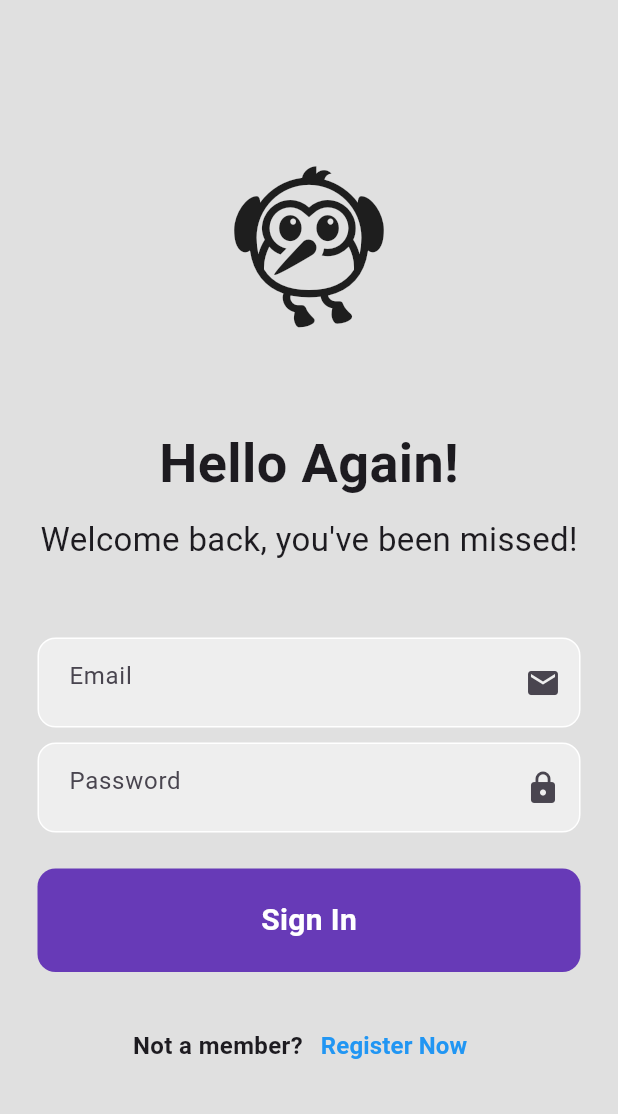
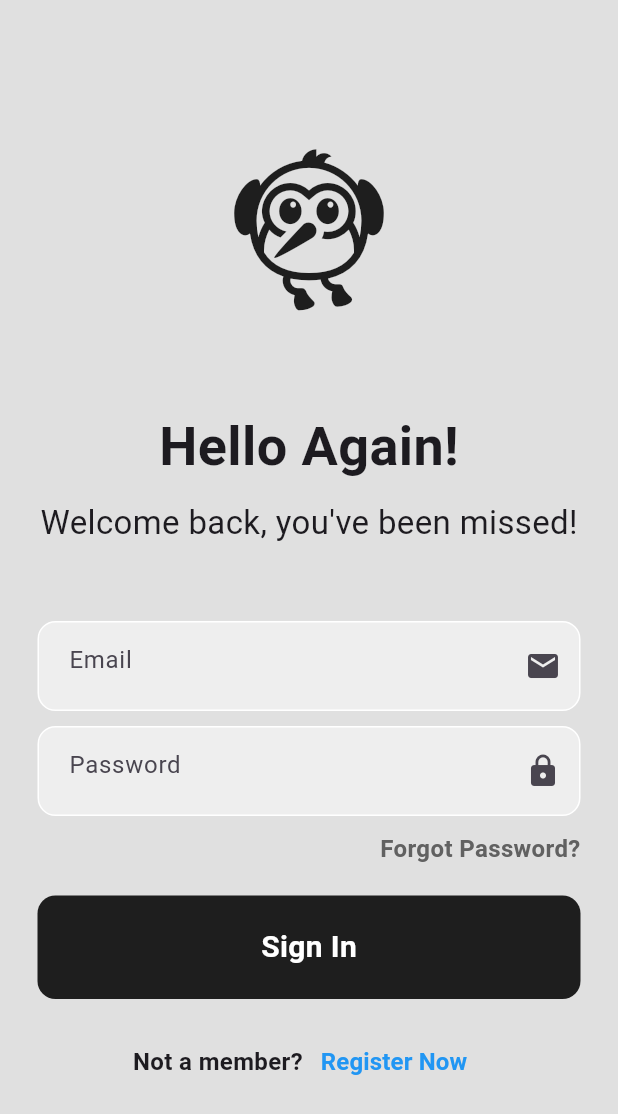
Before and after one commit to Sanket80/Login-Form, a Flutter app: the screen it shows after launch, on a phone screen of 412 x 824 dp. Shown: the top 1114 px of the screen. Run offline on Flutter 3.47's test engine with Material 3 defaults, Android fonts, the phone set to English and light mode, and no system bars; our stand-ins replace firebase_auth, firebase_core; accounts and stored records are empty.

Commit message:
Reset Password Added

```diff
--- a/lib/pages/login_page.dart
+++ b/lib/pages/login_page.dart
@@ -1,5 +1,6 @@
 import 'package:firebase_auth/firebase_auth.dart';
 import 'package:flutter/material.dart';
+import 'package:login/pages/forgot_password_page.dart';
 
 class LoginPage extends StatefulWidget {
   final VoidCallback showRegisterPage;
@@ -117,8 +118,32 @@ class _LoginPageState extends State<LoginPage> {
                     ),
                   ),
                 ),
+
                 SizedBox(
-                  height: 24,
+                  height: 10,
+                ),
+                Padding(
+                  padding: const EdgeInsets.symmetric(horizontal: 25),
+                  child: Row(
+                    mainAxisAlignment: MainAxisAlignment.end,
+                    children: [
+                      GestureDetector(
+                        onTap: (){
+                          Navigator.push(context, MaterialPageRoute(builder: (context) => ForgotPasswordPage(),),);
+                        },
+                        child: Text('Forgot Password?',
+                          style: TextStyle(
+                            color: Colors.grey[700],
+                            fontSize: 16,
+                            fontWeight: FontWeight.bold,
+                          ),
+                        ),
+                      ),
+                    ],
+                  ),
+                ),
+                SizedBox(
+                  height: 20,
                 ),
 
                 // Sign In
@@ -129,7 +154,7 @@ class _LoginPageState extends State<LoginPage> {
                     child: Container(
                       padding: EdgeInsets.all(20),
                       decoration: BoxDecoration(
-                        color: Colors.deepPurple,
+                        color: Colors.black87,
                         borderRadius: BorderRadius.circular(12),
                       ),
                       child: Center(
@@ -145,7 +170,7 @@ class _LoginPageState extends State<LoginPage> {
                   ),
                 ),
                 SizedBox(
-                  height: 25,
+                  height: 18,
                 ),
 
                 Row(
--- a/lib/pages/register_page.dart
+++ b/lib/pages/register_page.dart
@@ -159,7 +159,7 @@ class _RegisterPageState extends State<RegisterPage> {
                     child: Container(
                       padding: EdgeInsets.all(20),
                       decoration: BoxDecoration(
-                        color: Colors.deepPurple,
+                        color: Colors.black87,
                         borderRadius: BorderRadius.circular(12),
                       ),
                       child: Center(
@@ -175,7 +175,7 @@ class _RegisterPageState extends State<RegisterPage> {
                   ),
                 ),
                 SizedBox(
-                  height: 25,
+                  height: 18,
                 ),
 
                 Row(
```
Also changed, not shown: lib/pages/forgot_password_page.dart (added, +100 -0 lines).
